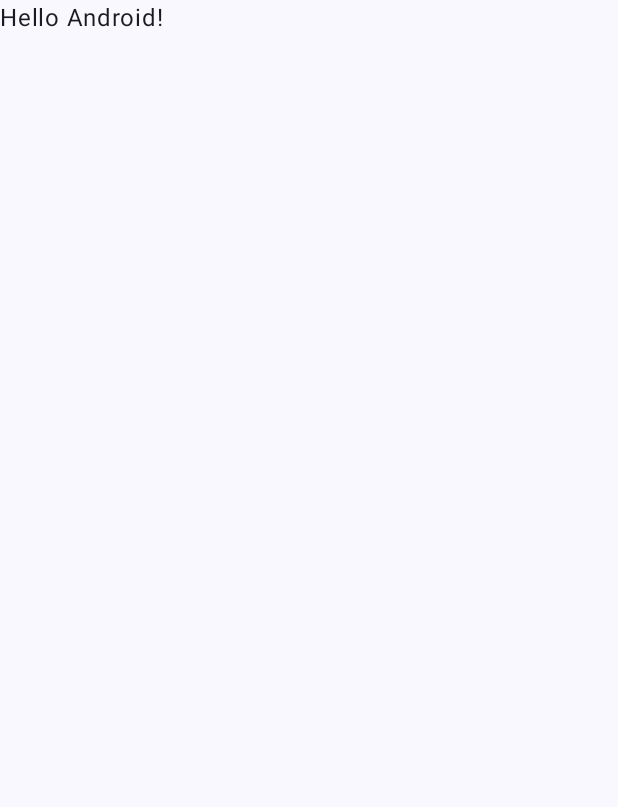
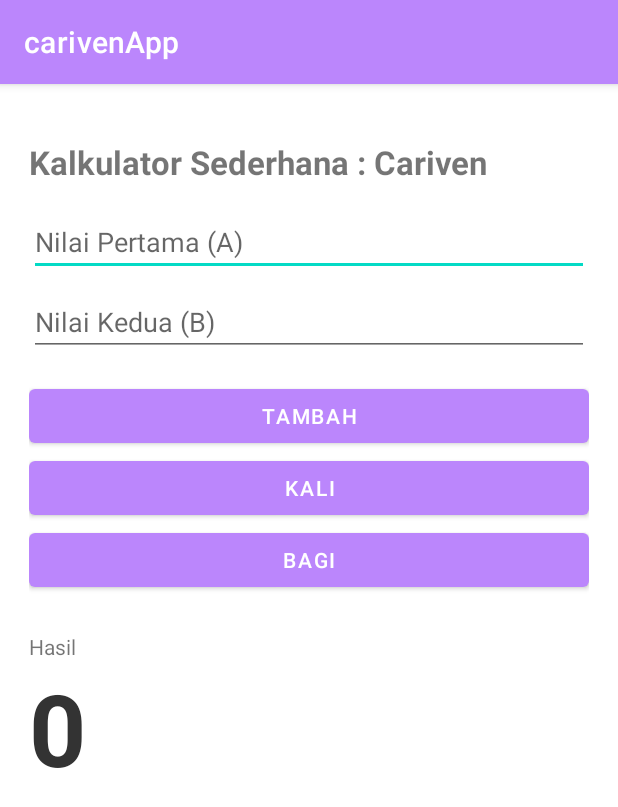
Before and after one commit to cariven/carivenApp, an Android app built with Jetpack Compose: the MainActivity screen opened directly, with no data from a screen before it, on a phone screen of 412 x 824 dp. Before the commit the part shown is almost empty. Shown: the top 807 px of the screen. Run offline under Robolectric (Android 15) with nearby library versions, the phone set to English and light mode, and no system bars.

Commit message:
kalkulator

```diff
--- a/app/src/main/java/com/example/carivenapp/MainActivity.kt
+++ b/app/src/main/java/com/example/carivenapp/MainActivity.kt
@@ -1,9 +1,13 @@
 package com.example.carivenapp
 
 import android.os.Bundle
+import android.widget.Button
+import android.widget.EditText
+import android.widget.TextView
 import androidx.activity.ComponentActivity
 import androidx.activity.compose.setContent
 import androidx.activity.enableEdgeToEdge
+import androidx.appcompat.app.AppCompatActivity
 import androidx.compose.foundation.layout.fillMaxSize
 import androidx.compose.foundation.layout.padding
 import androidx.compose.material3.Scaffold
@@ -13,35 +17,44 @@ import androidx.compose.ui.Modifier
 import androidx.compose.ui.tooling.preview.Preview
 import com.example.carivenapp.ui.theme.CarivenAppTheme
 
-class MainActivity : ComponentActivity() {
+class MainActivity : AppCompatActivity() {
     override fun onCreate(savedInstanceState: Bundle?) {
         super.onCreate(savedInstanceState)
-        enableEdgeToEdge()
-        setContent {
-            CarivenAppTheme {
-                Scaffold(modifier = Modifier.fillMaxSize()) { innerPadding ->
-                    Greeting(
-                        name = "Android",
-                        modifier = Modifier.padding(innerPadding)
-                    )
-                }
-            }
+        setContentView(R.layout.activity_cariven)
+
+        val number1 = findViewById<EditText>(R.id.number1)
+        val number2 = findViewById<EditText>(R.id.number2)
+        val txtHasil = findViewById<TextView>(R.id.txtHasil)
+
+        val btnTambah = findViewById<Button>(R.id.btnTambah)
+        val btnKali = findViewById<Button>(R.id.btnKali)
+        val btnBagi = findViewById<Button>(R.id.btnBagi)
+
+        btnTambah.setOnClickListener {
+            val hasil = ambilAngka(number1, number2)?.let { it.first + it.second }
+            txtHasil.text = hasil?.toString() ?: "Error"
+        }
+
+        btnKali.setOnClickListener {
+            val hasil = ambilAngka(number1, number2)?.let { it.first * it.second }
+            txtHasil.text = hasil?.toString() ?: "Error"
+        }
+
+        btnBagi.setOnClickListener {
+            val angka = ambilAngka(number1, number2)
+            val hasil = if (angka != null && angka.second != 0.0)
+                angka.first / angka.second else null
+            txtHasil.text = hasil?.toString() ?: "Error"
+        }
+    }
+
+    private fun ambilAngka(n1: EditText, n2: EditText): Pair<Double, Double>? {
+        return try {
+            val a = n1.text.toString().toDouble()
+            val b = n2.text.toString().toDouble()
+            Pair(a, b)
+        } catch (e: NumberFormatException) {
+            null
         }
     }
 }
-
-@Composable
-fun Greeting(name: String, modifier: Modifier = Modifier) {
-    Text(
-        text = "Hello $name!",
-        modifier = modifier
-    )
-}
-
-@Preview(showBackground = true)
-@Composable
-fun GreetingPreview() {
-    CarivenAppTheme {
-        Greeting("Android")
-    }
-}
--- a/app/src/main/res/layout/activity_cariven.xml
+++ b/app/src/main/res/layout/activity_cariven.xml
@@ -14,18 +14,69 @@
         app:layout_constraintBottom_toBottomOf="parent"
         app:layout_constraintEnd_toEndOf="parent"
         app:layout_constraintStart_toStartOf="parent"
-        app:layout_constraintTop_toTopOf="parent">
+        app:layout_constraintTop_toTopOf="parent"
+        android:padding="8pt">
+
+        <TextView
+            android:id="@+id/title"
+            android:layout_width="wrap_content"
+            android:layout_height="wrap_content"
+            android:text="Kalkulator Sederhana : Cariven"
+            android:textSize="10pt"
+            android:textStyle="bold"
+            android:layout_marginBottom="16dp"/>
+
+        <EditText
+            android:id="@+id/number1"
+            android:layout_width="match_parent"
+            android:layout_height="wrap_content"
+            android:inputType="numberDecimal"
+            android:hint="Nilai Pertama (A)"
+            android:layout_marginBottom="8dp"/>
+
+        <EditText
+            android:id="@+id/number2"
+            android:layout_width="match_parent"
+            android:layout_height="wrap_content"
+            android:inputType="numberDecimal"
+            android:hint="Nilai Kedua (B)"
+            android:layout_marginBottom="16dp"/>
 
         <Button
-            android:id="@+id/button2"
+            android:id="@+id/btnTambah"
             android:layout_width="match_parent"
             android:layout_height="wrap_content"
-            android:text="Button" />
+            android:text="Tambah"
+            android:textColor="#FFFFFF"/>
 
-        <ImageView
-            android:id="@+id/imageView2"
+        <Button
+            android:id="@+id/btnKali"
             android:layout_width="match_parent"
             android:layout_height="wrap_content"
-            tools:srcCompat="@tools:sample/avatars" />
+            android:text="Kali"
+            android:textColor="#FFFFFF" />
+
+        <Button
+            android:id="@+id/btnBagi"
+            android:layout_width="match_parent"
+            android:layout_height="wrap_content"
+            android:text="Bagi"
+            android:textColor="#FFFFFF" />
+
+        <TextView
+            android:layout_width="wrap_content"
+            android:layout_height="wrap_content"
+            android:text="Hasil"
+            android:layout_marginTop="24dp"/>
+
+        <TextView
+            android:id="@+id/txtHasil"
+            android:layout_width="wrap_content"
+            android:layout_height="wrap_content"
+            android:text="0"
+            android:textSize="30pt"
+            android:textStyle="bold"
+            android:textColor="#333333"/>
+
     </LinearLayout>
 </androidx.constraintlayout.widget.ConstraintLayout>
--- /dev/null
+++ b/app/src/main/res/layout/activity_main.xml
@@ -0,0 +1,6 @@
+<?xml version="1.0" encoding="utf-8"?>
+<androidx.constraintlayout.widget.ConstraintLayout xmlns:android="http://schemas.android.com/apk/res/android"
+    android:layout_width="match_parent"
+    android:layout_height="match_parent">
+
+</androidx.constraintlayout.widget.ConstraintLayout>
```
Also changed, not shown: app/src/main/java/com/example/carivenapp/carivenActivity.kt (+37 -8 lines).
